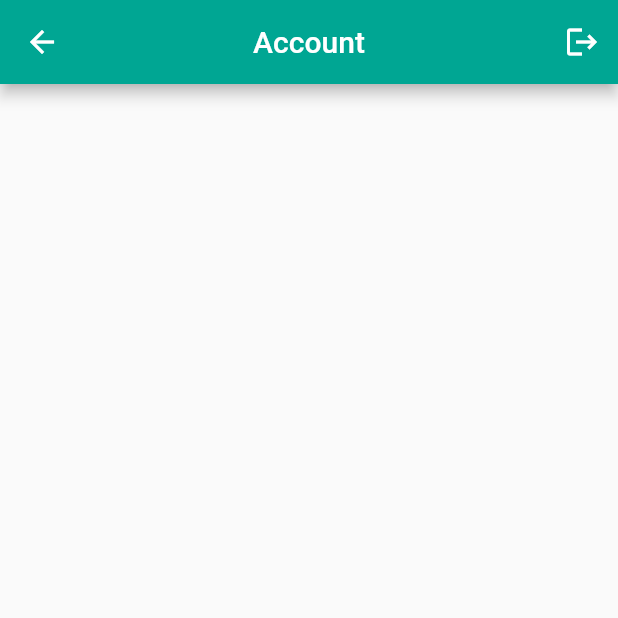
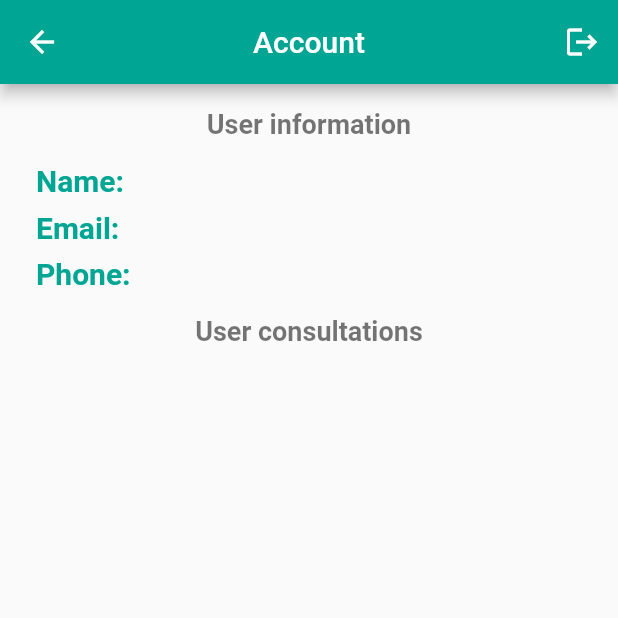
Before and after one commit to soulsodev/CW-Mobile, a Flutter app: the AccountScreen screen opened directly, on a phone screen of 412 x 824 dp, the top half of it. Run offline on Flutter 3.47's test engine with Material 2 defaults, Android fonts, the phone set to English and light mode, and no system bars; our stand-ins replace dio, flutter_svg, google_fonts, image_picker, shared_preferences; missing offline and left inert: dart:ffi; accounts and stored records are empty; network calls fail.

Commit message:
add: user info in profile.

```diff
--- a/optical_salon/lib/models/user.dart
+++ b/optical_salon/lib/models/user.dart
@@ -1,11 +1,15 @@
 class User {
-  final int id;
-  final String name;
-  final String phone;
-  final String email;
-  final String password;
+  int id;
+  String name;
+  String phone;
+  String email;
+  String password;
+  List<User> userConsultations = [];
 
   User({this.id, this.name, this.phone, this.email, this.password});
+
+  User.profile(this.id, this.name, this.phone, this.email,
+      this.userConsultations);
 
   factory User.fromJson(Map<String, dynamic> json) {
     return User(
--- a/optical_salon/lib/screens/account_screen.dart
+++ b/optical_salon/lib/screens/account_screen.dart
@@ -1,7 +1,12 @@
+import 'dart:convert';
+
 import 'package:flutter/material.dart';
+import 'package:optical_salon/models/user.dart';
 import 'package:shared_preferences/shared_preferences.dart';
 
+import '../constants.dart';
 import 'authentification/login_screen.dart';
+import 'package:http/http.dart' as http;
 
 class AccountScreen extends StatefulWidget {
   @override
@@ -10,17 +15,125 @@ class AccountScreen extends StatefulWidget {
 
 class _AccountScreenState extends State<AccountScreen> {
   SharedPreferences sharedPreferences;
+  User user;
+
+  @override
+  initState() {
+    super.initState();
+  }
 
   logOut() async {
     sharedPreferences = await SharedPreferences.getInstance();
     sharedPreferences.clear();
     // ignore: deprecated_member_use
     sharedPreferences.commit();
-    Navigator.of(context).pushAndRemoveUntil(MaterialPageRoute(builder: (BuildContext context) => LoginScreen()), (Route<dynamic> route) => false);
+    Navigator.of(context).pushAndRemoveUntil(
+        MaterialPageRoute(builder: (BuildContext context) => LoginScreen()),
+        (Route<dynamic> route) => false);
+  }
+
+  getUser() async {
+    var sharedPreferences = await SharedPreferences.getInstance();
+    String accessToken = sharedPreferences.getString('access_token');
+    final _url = '$url/users/profile';
+    var _uri = Uri.parse(_url);
+    var res = await http.get(
+      _uri,
+      headers: {'Authorization': 'Bearer $accessToken'},
+    );
+    var jsonResponse = jsonDecode(res.body);
+
+    var userTemp = User.profile(
+        jsonResponse['id'],
+        jsonResponse['name'],
+        jsonResponse['phone'],
+        jsonResponse['email'],
+        []);
+    user = userTemp;
+    return user;
   }
 
   @override
   Widget build(BuildContext context) {
+    setState(() {
+      getUser();
+    });
+    final userInfoLabel = Center(
+      child: Text(
+        'User information',
+        style: TextStyle(
+          fontSize: 18.0,
+          fontWeight: FontWeight.bold,
+          color: Colors.black54,
+        ),
+      ),
+    );
+
+    final name = Row(
+      children: [
+        Text(
+          'Name:',
+          style: TextStyle(
+            color: Color(0xFF00A693),
+            fontWeight: FontWeight.bold,
+            fontSize: 20.0,
+          ),
+        ),
+        SizedBox(width: 5.0),
+        Text(
+          user.name,
+          style: TextStyle(fontSize: 20.0),
+        ),
+      ],
+    );
+
+    final email = Row(
+      children: [
+        Text(
+          'Email:',
+          style: TextStyle(
+            color: Color(0xFF00A693),
+            fontWeight: FontWeight.bold,
+            fontSize: 20.0,
+          ),
+        ),
+        SizedBox(width: 5.0),
+        Text(
+         user.email,
+          style: TextStyle(fontSize: 20.0),
+        ),
+      ],
+    );
+
+    final phone = Row(
+      children: [
+        Text(
+          'Phone:',
+          style: TextStyle(
+            color: Color(0xFF00A693),
+            fontWeight: FontWeight.bold,
+            fontSize: 20.0,
+          ),
+        ),
+        SizedBox(width: 5.0),
+        Text(
+          user.phone,
+          style: TextStyle(fontSize: 20.0),
+        ),
+      ],
+    );
+
+    final userConsultationsLabel = Center(
+      child: Text(
+        'User consultations',
+        style: TextStyle(
+          fontSize: 18.0,
+          fontWeight: FontWeight.bold,
+          color: Colors.black54,
+        ),
+      ),
+    );
+
     return Scaffold(
       appBar: AppBar(
         backgroundColor: Color(0xFF00A693),
@@ -36,6 +149,24 @@ class _AccountScreenState extends State<AccountScreen> {
           ),
         ],
       ),
+      body: ListView(
+        shrinkWrap: true,
+        padding: EdgeInsets.only(left: 24.0, right: 24.0),
+        children: <Widget>[
+          SizedBox(height: 16.0),
+          userInfoLabel,
+          SizedBox(height: 16.0),
+          name,
+          SizedBox(height: 8.0),
+          email,
+          SizedBox(height: 8.0),
+          phone,
+          SizedBox(height: 16.0),
+          userConsultationsLabel,
+          SizedBox(height: 16.0),
+
+        ],
+      ),
     );
   }
 }
--- a/optical_salon/lib/screens/catalog/add_product_screen.dart
+++ b/optical_salon/lib/screens/catalog/add_product_screen.dart
@@ -39,7 +39,7 @@ class _AddProductScreenState extends State<AddProductScreen> {
       File image) async {
     SharedPreferences sharedPreferences =
     await SharedPreferences.getInstance();
-    String access_token = sharedPreferences.getString('access_token');
+    String accessToken = sharedPreferences.getString('access_token');
 
     final _url = '$url/products';
 
@@ -53,7 +53,7 @@ class _AddProductScreenState extends State<AddProductScreen> {
       'country': country,
       'photo': await MultipartFile.fromFile(_image.path, filename: _image.path),
     });
-    dio.options.headers["authorization"] = "Bearer $access_token";
+    dio.options.headers["authorization"] = "Bearer $accessToken";
     var res = await dio.post(_url, data: formData);
 
     if (res.statusCode == 200 || res.statusCode == 201) {
--- a/optical_salon/lib/screens/catalog/catalog_screen.dart
+++ b/optical_salon/lib/screens/catalog/catalog_screen.dart
@@ -26,7 +26,7 @@ class _CatalogScreenState extends State<CatalogScreen> {
 
   getAllProducts(String name, String price) async {
     SharedPreferences sharedPreferences = await SharedPreferences.getInstance();
-    String access_token = sharedPreferences.getString('access_token');
+    String accessToken = sharedPreferences.getString('access_token');
     var _url = '$url/products?';
     if (name != null && name != '') {
       _url += 'name=$name&';
@@ -38,7 +38,7 @@ class _CatalogScreenState extends State<CatalogScreen> {
     var _uri = Uri.parse(_url);
     var res = await http.get(
       _uri,
-      headers: {'Authorization': 'Bearer $access_token'},
+      headers: {'Authorization': 'Bearer $accessToken'},
     );
     print(res);
     var jsonResponse = await jsonDecode(res.body);
--- a/optical_salon/lib/screens/news/add_news_screen.dart
+++ b/optical_salon/lib/screens/news/add_news_screen.dart
@@ -26,7 +26,7 @@ class _AddNewsScreenState extends State<AddNewsScreen> {
   Future<News> uploadNews(
       String title, String description, File image) async {
     SharedPreferences sharedPreferences = await SharedPreferences.getInstance();
-    String access_token = sharedPreferences.getString('access_token');
+    String accessToken = sharedPreferences.getString('access_token');
 
     final _url = '$url/news';
 
@@ -35,7 +35,7 @@ class _AddNewsScreenState extends State<AddNewsScreen> {
       'description': description,
       'image': await MultipartFile.fromFile(_image.path, filename: _image.path),
     });
-    dio.options.headers["authorization"] = "Bearer $access_token";
+    dio.options.headers["authorization"] = "Bearer $accessToken";
     var res = await dio.post(_url, data: formData);
 
     if (res.statusCode == 200 || res.statusCode == 201) {
--- a/optical_salon/lib/screens/news/news_screen.dart
+++ b/optical_salon/lib/screens/news/news_screen.dart
@@ -29,10 +29,10 @@ class _NewsScreenState extends State<NewsScreen> {
 
   getAllNews() async {
     SharedPreferences sharedPreferences = await SharedPreferences.getInstance();
-    String access_token = sharedPreferences.getString('access_token');
+    String accessToken = sharedPreferences.getString('access_token');
     final _url = '$url/news';
     var _uri = Uri.parse(_url);
-    var res = await http.get(_uri, headers: {'Authorization': 'Bearer $access_token'},);
+    var res = await http.get(_uri, headers: {'Authorization': 'Bearer $accessToken'},);
     var jsonResponse = jsonDecode(res.body);
 
     List<News> newsListTemp = [];
--- a/optical_salon/lib/screens/news/update_news_screen.dart
+++ b/optical_salon/lib/screens/news/update_news_screen.dart
@@ -32,7 +32,7 @@ class _UpdateNewsScreenState extends State<UpdateNewsScreen> {
   Future<News> updateNews(
       int id, String title, String description, File image) async {
     SharedPreferences sharedPreferences = await SharedPreferences.getInstance();
-    String access_token = sharedPreferences.getString('access_token');
+    String accessToken = sharedPreferences.getString('access_token');
     var formData;
     var res;
     final _url = '$url/news/$id';
@@ -44,14 +44,14 @@ class _UpdateNewsScreenState extends State<UpdateNewsScreen> {
         'image':
             await MultipartFile.fromFile(_image.path, filename: _image.path),
       });
-      dio.options.headers["authorization"] = "Bearer $access_token";
+      dio.options.headers["authorization"] = "Bearer $accessToken";
       res = await dio.put(_url, data: formData);
     } else {
       formData = FormData.fromMap({
         'title': title,
         'description': description,
       });
-      dio.options.headers["authorization"] = "Bearer $access_token";
+      dio.options.headers["authorization"] = "Bearer $accessToken";
       res = await dio.put(_url, data: formData);
     }
 
```
Also changed, not shown: optical_salon/lib/screens/booking_screen.dart (+4 -4 lines), optical_salon/lib/screens/catalog/details_screen.dart (+7 -7 lines), optical_salon/lib/screens/catalog/update_product_screen.dart (renamed from optical_salon/lib/screens/catalog/components/update_product_screen.dart, +4 -4 lines), optical_salon/lib/screens/news/read_news_screen.dart (+6 -6 lines).
